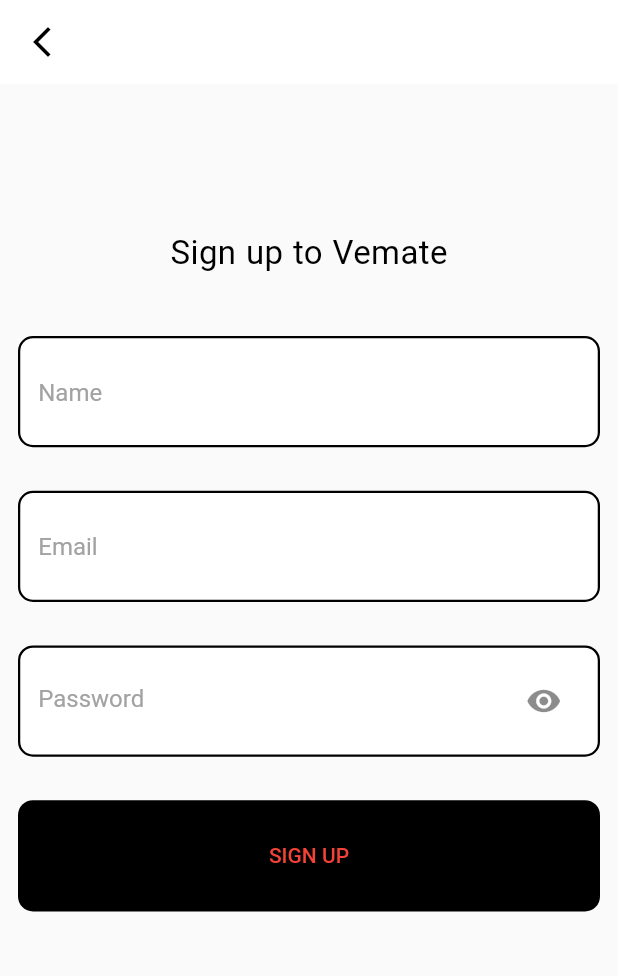
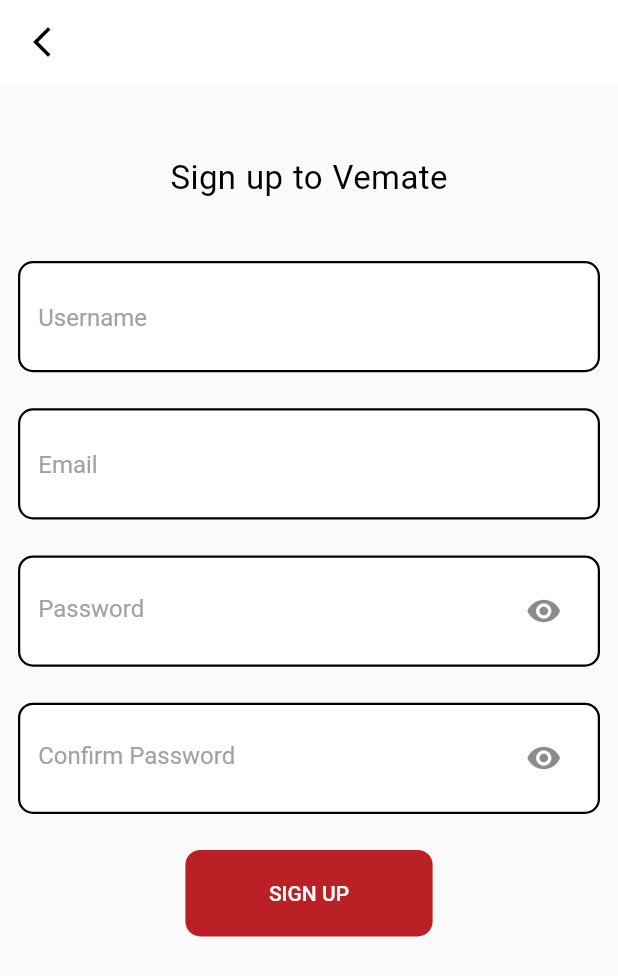
Before and after one commit to SouravSanwar/Vemate, a Flutter app: the screen it shows after launch, after a tap on an icon or button, on a phone screen of 412 x 824 dp. Shown: the top 976 px of the screen. Run offline on Flutter 3.47's test engine with Material 2 defaults, Android fonts, the phone set to English and light mode, and no system bars; our stand-ins replace another_flushbar, dartz, email_validator, equatable, fluttertoast, get and 5 more; missing offline and left inert: bottom_bar_page_transition, flutter_image_slider, skeleton_animation; network calls fail; Roboto replaces fonts that are missing (Ubuntu).

Commit message:
sign in and sign up page design

```diff
--- a/lib/core/language/language.dart
+++ b/lib/core/language/language.dart
@@ -7,7 +7,7 @@
   @override
   Map<String, Map<String, String>> get keys => {
         'en_US': {
-          'App_Name': 'Vemate',
+          AppLanguageString.APPNAME: 'Vemate',
           AppLanguageString.GOOGLE_LOGIN: 'Continue with Google',
           'Facebook_Login': 'Continue with Facebook',
           'Apple_Login': 'Continue with Apple',
@@ -20,10 +20,12 @@
           'Log_In_With_Email': 'Log in with email',
           'Name': 'Name',
           'Email': 'Email',
-          'Password': 'Password',
+          AppLanguageString.PASSWORD: 'Password',
+          AppLanguageString.CONFIRMPASSWORD: 'Confirm Password',
           'Sign_Up': 'Sign Up',
           'Log_In': 'Log In',
           'and': "and",
+          AppLanguageString.USERNAME: 'Username',
           AppLanguageString.SEARCH_HINT: 'What are you looking for?',
           AppLanguageString.POPULAR_IN: 'Popular in',
           AppLanguageString.RESIDENTIAL_FOR_RENT: 'Residential for Rent',
--- a/lib/core/language/language_string.dart
+++ b/lib/core/language/language_string.dart
@@ -12,7 +12,9 @@
   static String LOGIN_IN_WITH = 'Log_In_With_Email';
   static String NAME = 'Name';
   static String EMAIL = 'Email';
+  static String USERNAME = 'user_name';
   static String PASSWORD = 'Password';
+  static String CONFIRMPASSWORD = 'confirm_password';
   static String SIGN_UP = 'Sign_Up';
   static String lOG_IN = 'Log_In';
   static var AND = "and";
--- a/lib/core/utilities/app_spaces/app_spaces.dart
+++ b/lib/core/utilities/app_spaces/app_spaces.dart
@@ -23,6 +23,8 @@
       const Padding(padding: EdgeInsets.only(top: 35));
   static Padding spaces_height_40 =
       const Padding(padding: EdgeInsets.only(top: 40));
+  static Padding spaces_height_50 =
+      const Padding(padding: EdgeInsets.only(top: 50));
   static Padding spaces_height_100 =
       const Padding(padding: EdgeInsets.only(top: 100));
   static Padding spaces_height_160 =
--- a/lib/core/utilities/common_widgets/password_input_field.dart
+++ b/lib/core/utilities/common_widgets/password_input_field.dart
@@ -21,7 +21,7 @@
 }
 
 class _PasswordInputFieldState extends State<PasswordInputField> {
-  bool _toggleVisbility = true;
+  bool _toggleVisibility = true;
   @override
   Widget build(BuildContext context) {
     return Container(
@@ -45,14 +45,14 @@
             suffixIcon: IconButton(
               onPressed: () {
                 setState(() {
-                  _toggleVisbility = !_toggleVisbility;
+                  _toggleVisibility = !_toggleVisibility;
                 });
               },
-              icon: _toggleVisbility
+              icon: _toggleVisibility
                   ? Icon(Icons.visibility)
                   : Icon(Icons.visibility_off),
             )),
-        obscureText: _toggleVisbility,
+        obscureText: _toggleVisibility,
       ),
     );
   }
--- a/lib/features/auth/presentation/auth_initial_page/auth_initial_page.dart
+++ b/lib/features/auth/presentation/auth_initial_page/auth_initial_page.dart
@@ -11,6 +11,11 @@
 import 'package:ketemaa/core/utilities/common_widgets/image_slider.dart';
 import 'package:ketemaa/core/utilities/common_widgets/social_login_button.dart';
 
+import '../../../../core/utilities/app_dimension/app_dimension.dart';
+import '../../../../core/utilities/common_widgets/password_input_field.dart';
+import '../../../../core/utilities/common_widgets/text_input_field.dart';
+import '../sign_in/_controller/sign_in_controller.dart';
+
 class AuthInitialPage extends StatefulWidget {
   const AuthInitialPage({Key? key}) : super(key: key);
 
@@ -21,57 +26,75 @@
 class _AuthInitialPageState extends State<AuthInitialPage> {
   @override
   Widget build(BuildContext context) {
+    Get.put(SigninController());
     Size size = MediaQuery.of(context).size;
 
     return Scaffold(
       backgroundColor: AppColors.white,
       body: SafeArea(
-        child: ListView(
+        child: SingleChildScrollView(
+          child: Column(
+            mainAxisAlignment: MainAxisAlignment.spaceBetween,
             children: [
               AppSpaces.spaces_height_15,
-            Row(
-              mainAxisAlignment: MainAxisAlignment.spaceBetween,
+              Container(
+                height: Get.width * .4,
+                width: Get.width * .4,
+                child: Image.asset(
+                  'assets/media/image/low-price.png',
+                  fit: BoxFit.cover,
+                ),
+              ),
+              //AppSpaces.spaces_height_15,
+              Column(
+                mainAxisAlignment: MainAxisAlignment.start,
                 children: [
-                IconButton(
-                  onPressed: () {},
-                  icon: Icon(null),
+                  AppSpaces.spaces_height_15,
+                  TextInputField(
+                    labelText: AppLanguageString.USERNAME.tr,
+                    height: .09,
+                    textType: TextInputType.emailAddress,
+                    controller: SigninController.to.emailTextFiledController,
                   ),
-                Text(
-                  'App_Name'.tr,
-                  style: TextStyle(
-                      fontSize: 24,
-                      fontWeight: FontWeight.bold,
-                      color: AppColors.black),
+                  //AppSpaces.spaces_height_5,
+                  PasswordInputField(
+                      labelText: AppLanguageString.PASSWORD.tr,
+                      height: .09,
+                      textType: TextInputType.text,
+                      controller:
+                          SigninController.to.passwordTextFiledController),
+                  //AppSpaces.spaces_height_5,
+                  Container(
+                    margin: EdgeInsets.all(AppDimension.b1),
+                    height: Get.height * .07,
+                    width: Get.width * .4,
+                    decoration: BoxDecoration(
+                      color: AppColors.primaryColor, // set border width
+                      borderRadius: const BorderRadius.all(
+                          Radius.circular(10.0)), // set rounded corner radius
                     ),
-                IconButton(
+                    child: TextButton(
                       onPressed: () {
                         Get.toNamed(AppRoutes.CONTROLLER_PAGE);
+                        /*SigninController.to.signIn(
+                          email: SigninController
+                              .to.emailTextFiledController.text
+                              .toString(),
+                          password: SigninController
+                              .to.passwordTextFiledController.text
+                              .toString(),
+                        );*/
                       },
-                  icon: const Icon(Icons.cancel_outlined),
+                      child: Text(
+                        AppLanguageString.lOG_IN.tr.toUpperCase(),
+                        style:
+                            Get.textTheme.button!.copyWith(color: Colors.white),
                       ),
+                    ),
+                  )
                 ],
               ),
-            AppSpaces.spaces_height_15,
-            ImageSliderSection(
-              images: [
-                AppAsset.main_auth_image_1,
-                AppAsset.main_auth_image_2,
-                AppAsset.main_auth_image_3,
-              ],
-            ),
-            AppSpaces.spaces_height_25,
-            SocialLoginButton(
-                image: AppAsset.google_icon,
-                text: AppLanguageString.GOOGLE_LOGIN.tr),
-            AppSpaces.spaces_height_15,
-            SocialLoginButton(
-                image: AppAsset.facebook_icon,
-                text: AppLanguageString.FACEBOOK_LOGIN.tr),
-            AppSpaces.spaces_height_15,
-            SocialLoginButton(
-                image: AppAsset.email_icon,
-                text: AppLanguageString.EMAIL_LOGIN.tr),
-            AppSpaces.spaces_height_30,
+              AppSpaces.spaces_height_20,
               Center(
                 child: InkWell(
                   onTap: () {
@@ -86,8 +109,9 @@
                   ),
                 ),
               ),
-            AppSpaces.spaces_height_35,
-            Center(
+              AppSpaces.spaces_height_25,
+              Container(
+                alignment: Alignment.bottomCenter,
                 child: Padding(
                   padding: const EdgeInsets.only(left: 10, right: 10),
                   child: RichText(
@@ -108,7 +132,7 @@
                             )),
                         TextSpan(text: ' ${AppLanguageString.AND.tr} '),
                         TextSpan(
-                          text: AppLanguageString.TERMS_CONDITION.tr,
+                            text: AppLanguageString.PRIVACY_POLICY.tr,
                             style: TextStyle(
                               color: AppColors.primaryColor,
                               decoration: TextDecoration.underline,
@@ -120,7 +144,11 @@
                 ),
               ),
               AppSpaces.spaces_height_25,
+              SocialLoginButton(
+                  image: AppAsset.google_icon,
+                  text: AppLanguageString.GOOGLE_LOGIN.tr),
             ],
+          ),
         ),
       ),
     );
--- a/lib/features/auth/presentation/sign_in/sign_in_email.dart
+++ b/lib/features/auth/presentation/sign_in/sign_in_email.dart
@@ -19,8 +19,6 @@
     Get.put(SigninController());
     //SigninController.to.signIn();
 
-    /*printInfo(
-        info: '${SigninController.to.userLogin.value.loginUser!.success}');*/
     return Scaffold(
       appBar: AppBar(
         leading: IconButton(
@@ -59,7 +57,7 @@
         ),
         AppSpaces.spaces_height_30,
         TextInputField(
-          labelText: AppLanguageString.EMAIL.tr,
+          labelText: AppLanguageString.USERNAME.tr,
           height: .09,
           textType: TextInputType.emailAddress,
           controller: SigninController.to.emailTextFiledController,
@@ -73,11 +71,10 @@
         AppSpaces.spaces_height_5,
         Container(
           margin: EdgeInsets.all(AppDimension.b1),
-          //padding: EdgeInsets.all(AppDimension.b1),
           height: Get.height * .09,
-          width: Get.width,
+          width: Get.width * .5,
           decoration: BoxDecoration(
-            color: AppColors.textColor, // set border width
+            color: AppColors.primaryColor, // set border width
             borderRadius: const BorderRadius.all(
                 Radius.circular(10.0)), // set rounded corner radius
           ),
--- a/lib/features/auth/presentation/sign_up/_controller/sign_up_controller.dart
+++ b/lib/features/auth/presentation/sign_up/_controller/sign_up_controller.dart
@@ -16,6 +16,8 @@
   TextEditingController emailController = TextEditingController();
 
   TextEditingController passwordController = TextEditingController();
+
+  TextEditingController confirmPasswordController = TextEditingController();
 
   AuthRepository _authRepository = AuthenticationRemoteRepository();
 
--- a/lib/features/auth/presentation/sign_up/sign_up.dart
+++ b/lib/features/auth/presentation/sign_up/sign_up.dart
@@ -38,7 +38,7 @@
           child: Column(
             mainAxisAlignment: MainAxisAlignment.start,
             children: [
-              AppSpaces.spaces_height_100,
+              AppSpaces.spaces_height_50,
               Text(
                 AppLanguageString.SIGN_UP_TO.tr +
                     ' ' +
@@ -47,32 +47,37 @@
               ),
               AppSpaces.spaces_height_30,
               TextInputField(
-                labelText: AppLanguageString.NAME.tr,
+                labelText: AppLanguageString.USERNAME.tr,
                 height: .09,
                 textType: TextInputType.text,
                 controller: SignUpController.to.nameController,
               ),
-              AppSpaces.spaces_height_5,
+              //AppSpaces.spaces_height_5,
               TextInputField(
                 labelText: AppLanguageString.EMAIL.tr,
                 height: .09,
                 textType: TextInputType.emailAddress,
                 controller: SignUpController.to.emailController,
               ),
-              AppSpaces.spaces_height_5,
+              //AppSpaces.spaces_height_5,
               PasswordInputField(
                   labelText: AppLanguageString.PASSWORD.tr,
                   height: .09,
                   textType: TextInputType.text,
                   controller: SignUpController.to.passwordController),
-              AppSpaces.spaces_height_5,
+              //AppSpaces.spaces_height_5,
+              PasswordInputField(
+                  labelText: AppLanguageString.CONFIRMPASSWORD.tr,
+                  height: .09,
+                  textType: TextInputType.text,
+                  controller: SignUpController.to.confirmPasswordController),
+              //AppSpaces.spaces_height_5,
               Container(
                 margin: EdgeInsets.all(AppDimension.b1),
-                //padding: EdgeInsets.all(AppDimension.b1),
-                height: Get.height * .09,
-                width: Get.width,
+                height: Get.height * .07,
+                width: Get.width * .4,
                 decoration: BoxDecoration(
-                  color: AppColors.textColor, // set border width
+                  color: AppColors.primaryColor, // set border width
                   borderRadius: const BorderRadius.all(
                       Radius.circular(10.0)), // set rounded corner radius
                 ),
@@ -82,6 +87,7 @@
                   },
                   child: Text(
                     AppLanguageString.SIGN_UP.tr.toUpperCase(),
+                    style: Get.textTheme.button!.copyWith(color: Colors.white),
                   ),
                 ),
               ),
```
Lines whose indentation alone changed are shown as unchanged.
